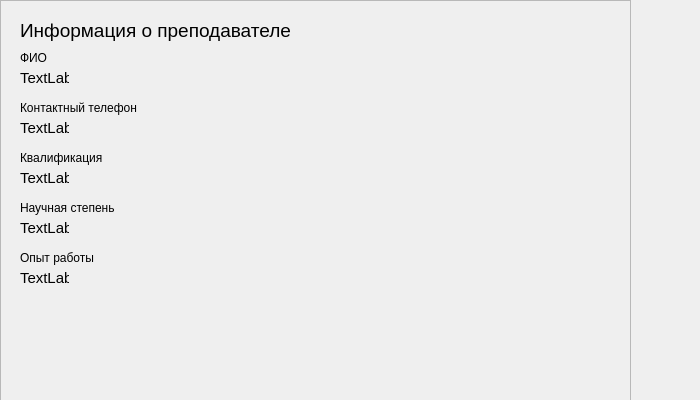
This is teacheraccount.ui in GreenWetPepe/VirtualDekanatClient as Qt 5 draws it before an edit. The edited form follows.
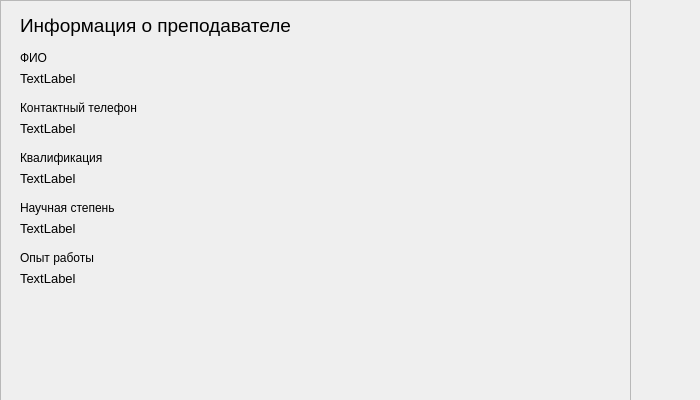
This is the edited form.

```diff
--- a/teacheraccount.ui
+++ b/teacheraccount.ui
@@ -58,13 +58,13 @@
      <rect>
       <x>20</x>
       <y>70</y>
-      <width>49</width>
+      <width>551</width>
       <height>16</height>
      </rect>
     </property>
     <property name="font">
      <font>
-      <pointsize>11</pointsize>
+      <pointsize>10</pointsize>
      </font>
     </property>
     <property name="text">
@@ -75,9 +75,9 @@
     <property name="geometry">
      <rect>
       <x>20</x>
-      <y>20</y>
+      <y>10</y>
       <width>281</width>
-      <height>21</height>
+      <height>31</height>
      </rect>
     </property>
     <property name="font">
@@ -94,13 +94,13 @@
      <rect>
       <x>20</x>
       <y>120</y>
-      <width>49</width>
+      <width>561</width>
       <height>16</height>
      </rect>
     </property>
     <property name="font">
      <font>
-      <pointsize>11</pointsize>
+      <pointsize>10</pointsize>
      </font>
     </property>
     <property name="text">
@@ -125,13 +125,13 @@
      <rect>
       <x>20</x>
       <y>170</y>
-      <width>49</width>
+      <width>571</width>
       <height>16</height>
      </rect>
     </property>
     <property name="font">
      <font>
-      <pointsize>11</pointsize>
+      <pointsize>10</pointsize>
      </font>
     </property>
     <property name="text">
@@ -156,13 +156,13 @@
      <rect>
       <x>20</x>
       <y>220</y>
-      <width>49</width>
+      <width>561</width>
       <height>16</height>
      </rect>
     </property>
     <property name="font">
      <font>
-      <pointsize>11</pointsize>
+      <pointsize>10</pointsize>
      </font>
     </property>
     <property name="text">
@@ -187,13 +187,13 @@
      <rect>
       <x>20</x>
       <y>270</y>
-      <width>49</width>
+      <width>401</width>
       <height>16</height>
      </rect>
     </property>
     <property name="font">
      <font>
-      <pointsize>11</pointsize>
+      <pointsize>10</pointsize>
      </font>
     </property>
     <property name="text">
```
